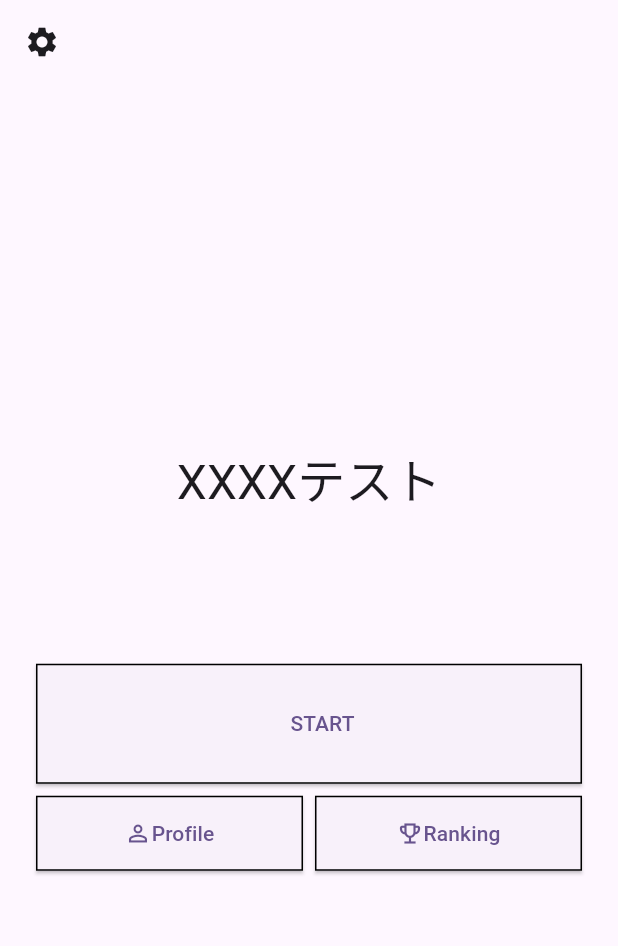
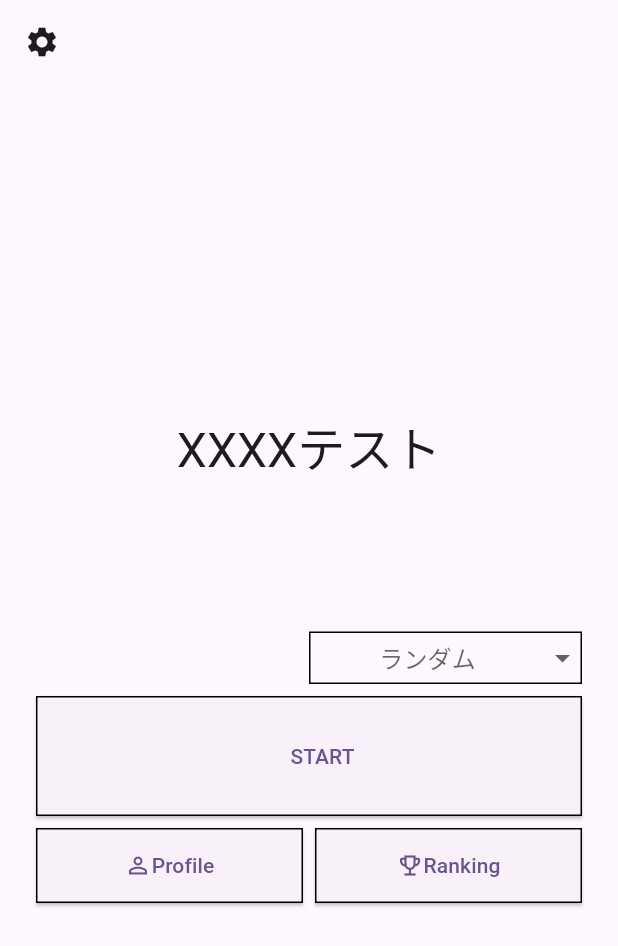
Before and after one commit to Issei-Hiramatsu/team_pampers, a Flutter app: the screen it shows once a user with an empty profile is signed in, on a phone screen of 412 x 824 dp. Shown: the top 946 px of the screen. Run offline on Flutter 3.47's test engine with Material 2 defaults, Android fonts, the light colour scheme and no system bars; drawn by our look-alikes of flutter_animate; our stand-ins replace cloud_firestore, connectivity_plus, firebase_auth, firebase_core, firebase_storage, flutter_hooks and 6 more; missing offline and left inert: dart:ffi; accounts and stored records are empty.

Commit message:
add: pulldownmenuを作成

```diff
--- /dev/null
+++ b/lib/pages/home_page/components/home_dropdown_button.dart
@@ -0,0 +1,27 @@
+import 'package:flutter/material.dart';
+
+class HomeDropDownButton extends StatelessWidget {
+  const HomeDropDownButton({super.key});
+
+  @override
+  Widget build(BuildContext context) {
+    return Container(
+      decoration:BoxDecoration(
+        border: Border.all(color: Colors.black,)
+      ),
+      child: DropdownButton(
+        hint: Center(child: Text('ランダム')),
+        isExpanded: true,
+        underline: Container(),
+        ///  itemsにスポンサーのカテゴリーを入れる  ///
+          items: <String>['ランダム','みみみ','うううう'].map((String value) {
+            return DropdownMenuItem<String>(
+              value: value,
+              child: Text(value),
+            );
+          }).toList(),
+        onChanged: (String? value) { },
+      ),
+    );
+  }
+}
--- a/lib/pages/home_page/home_page.dart
+++ b/lib/pages/home_page/home_page.dart
@@ -1,6 +1,9 @@
+import 'dart:ffi';
+
 import 'package:flutter/material.dart';
 import 'package:hooks_riverpod/hooks_riverpod.dart';
 import 'package:team_pampers/pages/home_page/components/home_button.dart';
+import 'package:team_pampers/pages/home_page/components/home_dropdown_button.dart';
 import 'package:team_pampers/utils/utils.dart';
 import 'package:flutter_animate/flutter_animate.dart';
 import 'package:team_pampers/widgets/drawer.dart';
@@ -40,6 +43,18 @@ class HomePage extends HookConsumerWidget {
               const SizedBox(
                 height: 100,
               ),
+              Row(
+                children: [
+                  Expanded(child: Container()),
+                  const Expanded(
+                    child: SizedBox(
+                      height: 35,
+                      child: HomeDropDownButton(),
+                    ),
+                  ),
+                ],
+              ),
+              const SizedBox(height: 8,),
               SizedBox(
                       height: 80,
                       child: HomePageButton(onPressed: () {}, text: 'START'))
```
